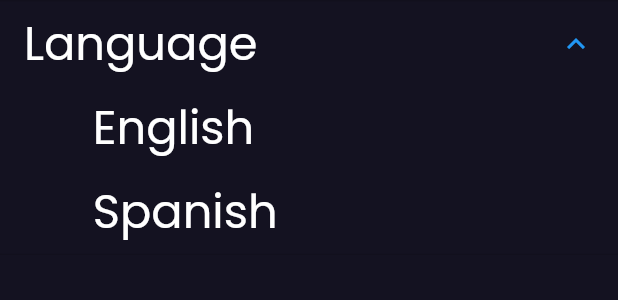
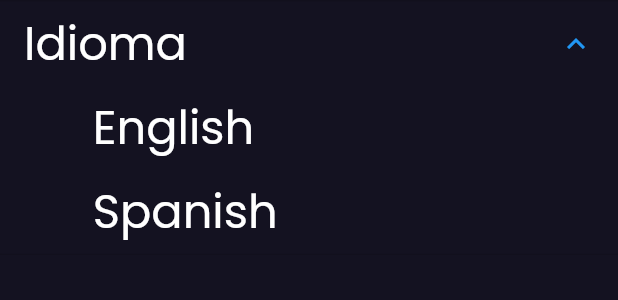
Before and after one commit to vantuyen123/Flutter_Training, a Flutter app: the NavigationExpandedListTile widget shown alone on an empty page, opened directly, after a tap on "Language", after a tap on "Spanish", on a phone screen of 412 x 824 dp. Shown: the top 300 px of the screen. Run offline on Flutter 3.47's test engine with Material 2 defaults, Android fonts, the light colour scheme and no system bars; our stand-ins replace cached_network_image, dartz, dio, equatable, eva_icons_flutter, flutter_bloc and 11 more; missing offline and left inert: animator, dart:ffi, pedantic, sliver_fab; network calls fail; statements that could not run were skipped.

Commit message:
multi language complete

```diff
--- a/Application handle logic/movie_db_app/movie_db_app/assets/languages/en.json
+++ b/Application handle logic/movie_db_app/movie_db_app/assets/languages/en.json
@@ -1,6 +1,6 @@
 {
   "favoriteMovies": "Favorite Movies",
-  "languages": "Language",
+  "language": "Language",
   "feedback": "Feedback",
   "about": "About",
   "popular": "POPULAR",
--- a/Application handle logic/movie_db_app/movie_db_app/assets/languages/es.json
+++ b/Application handle logic/movie_db_app/movie_db_app/assets/languages/es.json
@@ -1,8 +1,8 @@
 {
   "favoriteMovies": "Peliculas favoritas",
-  "languages": "Idioma",
-  "feedback": "Realimentacion",
+  "language": "Idioma",
   "about": "Acerca de",
+  "feedback": "Realimentación",
   "popular": "POPULAR",
   "now": "AHORA",
   "soon": "PRONTO"
--- a/Application handle logic/movie_db_app/movie_db_app/lib/common/extensions/string_extensions.dart
+++ b/Application handle logic/movie_db_app/movie_db_app/lib/common/extensions/string_extensions.dart
@@ -1,5 +1,12 @@
+import 'package:flutter/cupertino.dart';
+import 'package:movie_db_app/presentation/app_localizations.dart';
+
 extension StringExtension on String{
   String intelliTrim(){
     return this.length>15 ? '${this.substring(0,15)}...' : this;
   }
+
+  String t(BuildContext context) {
+    return AppLocalizations.of(context).translate(this);
+  }
 }
--- a/Application handle logic/movie_db_app/movie_db_app/lib/di/get_it.dart
+++ b/Application handle logic/movie_db_app/movie_db_app/lib/di/get_it.dart
@@ -8,6 +8,7 @@ import 'package:movie_db_app/domain/usecase/get_comingsoon.dart';
 import 'package:movie_db_app/domain/usecase/get_playing_now.dart';
 import 'package:movie_db_app/domain/usecase/get_popular.dart';
 import 'package:movie_db_app/domain/usecase/get_trending.dart';
+import 'package:movie_db_app/presentation/blocs/language/language_bloc.dart';
 import 'package:movie_db_app/presentation/blocs/movie_backdrop/movie_backdrop_bloc.dart';
 import 'package:movie_db_app/presentation/blocs/movie_carousel/movie_carousel_bloc.dart';
 import 'package:movie_db_app/presentation/blocs/movie_tabbed/movie_tabbed_bloc.dart';
@@ -49,4 +50,6 @@ Future init() async {
         getPlayingNow: GetPlayingNow(getItInstance()),
         getPopular: GetPopular(getItInstance())),
   );
+
+  getItInstance.registerSingleton<LanguageBloc>(LanguageBloc());
 }
--- a/Application handle logic/movie_db_app/movie_db_app/lib/presentation/app_localizations.dart
+++ b/Application handle logic/movie_db_app/movie_db_app/lib/presentation/app_localizations.dart
@@ -9,6 +9,8 @@ class AppLocalizations{
   final Locale locale;
 
   AppLocalizations(this.locale);
+
+  static AppLocalizations of(context) => Localizations.of<AppLocalizations>(context,AppLocalizations);
 
   Map<String,String> _localizedStrings;
 
--- /dev/null
+++ b/Application handle logic/movie_db_app/movie_db_app/lib/presentation/blocs/language/language_bloc.dart
@@ -0,0 +1,41 @@
+import 'package:flutter/cupertino.dart';
+import 'package:flutter_bloc/flutter_bloc.dart';
+import 'package:movie_db_app/common/constants/language.dart';
+
+import 'language_event.dart';
+import 'language_state.dart';
+/*
+
+class LanguageBloc extends Bloc<LanguageEvent, LanguageState> {
+  LanguageBloc()
+      : super(
+          LanguageLoaded(
+            Locale(Languages.languages[0].code),
+          ),
+        );
+
+  @override
+  Stream<LanguageState> mapEventToState(LanguageEvent event) async* {
+    if (event is ToggleLanguageEvent) {
+      yield LanguageLoaded(Locale(event.language.code));
+    }
+  }
+}
+*/
+class LanguageBloc extends Bloc<LanguageEvent, LanguageState> {
+  LanguageBloc()
+      : super(
+    LanguageLoaded(
+      Locale(Languages.languages[0].code),
+    ),
+  );
+
+  @override
+  Stream<LanguageState> mapEventToState(
+      LanguageEvent event,
+      ) async* {
+    if (event is ToggleLanguageEvent) {
+      yield LanguageLoaded(Locale(event.language.code));
+    }
+  }
+}
--- /dev/null
+++ b/Application handle logic/movie_db_app/movie_db_app/lib/presentation/blocs/language/language_event.dart
@@ -0,0 +1,18 @@
+import 'package:equatable/equatable.dart';
+import 'package:movie_db_app/domain/entities/language_entity.dart';
+
+class LanguageEvent extends Equatable{
+ const LanguageEvent();
+  @override
+  // TODO: implement props
+  List<Object> get props => [];
+}
+
+class ToggleLanguageEvent extends LanguageEvent{
+  final LanguageEntity language;
+
+  ToggleLanguageEvent(this.language);
+  @override
+  // TODO: implement props
+  List<Object> get props => [language.code];
+}
--- /dev/null
+++ b/Application handle logic/movie_db_app/movie_db_app/lib/presentation/blocs/language/language_state.dart
@@ -0,0 +1,20 @@
+import 'package:equatable/equatable.dart';
+import 'package:flutter/cupertino.dart';
+
+abstract class LanguageState extends Equatable{
+  const LanguageState();
+
+  @override
+  List<Object> get props => [];
+}
+
+class LanguageLoaded extends LanguageState{
+
+  final Locale locale;
+
+  const LanguageLoaded(this.locale);
+
+  @override
+  // TODO: implement props
+  List<Object> get props => [locale.languageCode];
+}
--- a/Application handle logic/movie_db_app/movie_db_app/lib/presentation/journeys/drawer/navigation_expanded_list_tile.dart
+++ b/Application handle logic/movie_db_app/movie_db_app/lib/presentation/journeys/drawer/navigation_expanded_list_tile.dart
@@ -17,9 +17,7 @@ class NavigationExpandedListTile extends StatelessWidget {
 
   @override
   Widget build(BuildContext context) {
-    return GestureDetector(
-      onTap: onPressed,
-      child: Container(
+    return Container(
       decoration: BoxDecoration(boxShadow: [
         BoxShadow(
             color: Theme.of(context).primaryColor.withOpacity(.7),
@@ -33,9 +31,10 @@ class NavigationExpandedListTile extends StatelessWidget {
         children: [
           for (int i = 0; i < children.length; i++)
             NavigationExpandedSubListTile(
-                  title: children[i], onPressed: () {})
+              title: children[i],
+              onPressed:() =>  onPressed(i),
+            )
         ],
-        ),
       ),
     );
   }
--- a/Application handle logic/movie_db_app/movie_db_app/lib/presentation/journeys/home/movie_tabbed/tab_title_widget.dart
+++ b/Application handle logic/movie_db_app/movie_db_app/lib/presentation/journeys/home/movie_tabbed/tab_title_widget.dart
@@ -4,6 +4,7 @@ import 'package:movie_db_app/common/constants/size_constants.dart';
 import 'package:movie_db_app/presentation/themes/app_color.dart';
 import 'package:movie_db_app/common/extensions/size_extensions.dart';
 import 'package:movie_db_app/presentation/themes/theme_text.dart';
+import 'package:movie_db_app/common/extensions/string_extensions.dart';
 
 class TabTitleWidget extends StatelessWidget {
   final String title;
@@ -35,7 +36,7 @@ class TabTitleWidget extends StatelessWidget {
           )
         ),
         child: Text(
-          title,
+          title.t(context),
           style: isSelected
               ? Theme.of(context).textTheme.royalBlueSubtitle1
               : Theme.of(context).textTheme.subtitle1,
--- a/Application handle logic/movie_db_app/movie_db_app/lib/presentation/movie_app.dart
+++ b/Application handle logic/movie_db_app/movie_db_app/lib/presentation/movie_app.dart
@@ -1,33 +1,61 @@
 import 'package:flutter/cupertino.dart';
 import 'package:flutter/material.dart';
+import 'package:flutter_bloc/flutter_bloc.dart';
 import 'package:flutter_localizations/flutter_localizations.dart';
 import 'package:movie_db_app/common/constants/language.dart';
+import 'package:movie_db_app/di/get_it.dart';
 import 'package:movie_db_app/presentation/app_localizations.dart';
+import 'package:movie_db_app/presentation/blocs/language/language_bloc.dart';
+import 'package:movie_db_app/presentation/blocs/language/language_state.dart';
 import 'package:movie_db_app/presentation/journeys/home/home_screen.dart';
 import 'package:movie_db_app/presentation/themes/app_color.dart';
 import 'package:movie_db_app/presentation/themes/theme_text.dart';
 
 import '../common/screenutil/screenutil.dart';
 
-class MovieApp extends StatelessWidget{
+class MovieApp extends StatefulWidget {
+  @override
+  _MovieAppState createState() => _MovieAppState();
+}
+
+class _MovieAppState extends State<MovieApp> {
+  LanguageBloc _languageBloc;
+
+  @override
+  void initState() {
+    // TODO: implement initState
+    super.initState();
+    _languageBloc = getItInstance<LanguageBloc>();
+  }
+
+  @override
+  void dispose() {
+    _languageBloc.close();
+    super.dispose();
+  }
 
   @override
   Widget build(BuildContext context) {
     ScreenUtil.init();
+    return BlocProvider<LanguageBloc>.value(
+        value: _languageBloc,
+        child: BlocBuilder<LanguageBloc, LanguageState>(
+          builder: (context, state) {
+            if(state is LanguageLoaded){
+              print('$state');
               return MaterialApp(
                 debugShowCheckedModeBanner: false,
                 title: 'Movie App',
                 theme: ThemeData(
-
                     accentColor: AppColor.royalBlue,
                     primaryColor: AppColor.vulcan,
                     scaffoldBackgroundColor: AppColor.vulcan,
                     visualDensity: VisualDensity.adaptivePlatformDensity,
                     textTheme: ThemeText.getTextTheme(),
-        appBarTheme: const AppBarTheme(elevation: 0)
-      ),
-      supportedLocales: Languages.languages.map((e) => Locale(e.code)).toList(),
-      locale: Locale(Languages.languages[0].code),
+                    appBarTheme: const AppBarTheme(elevation: 0)),
+                supportedLocales:
+                Languages.languages.map((e) => Locale(e.code)).toList(),
+                locale: state.locale,
                 localizationsDelegates: [
                   AppLocalizations.delegate,
                   GlobalMaterialLocalizations.delegate,
@@ -35,5 +63,11 @@ class MovieApp extends StatelessWidget{
                 ],
                 home: HomeScreen(),
               );
+            }else{
+              return const SizedBox.shrink();
+            }
+
+          },
+        ));
   }
 }
```
Also changed, not shown: Application handle logic/movie_db_app/movie_db_app/lib/common/constants/translation_constants.dart (added, +11 -0 lines), Application handle logic/movie_db_app/movie_db_app/lib/presentation/journeys/drawer/navigation_drawer.dart (+20 -6 lines), Application handle logic/movie_db_app/movie_db_app/lib/presentation/journeys/home/movie_tabbed/movie_tabbed_constants.dart (+4 -4 lines). Lines whose indentation alone changed are shown as unchanged.
